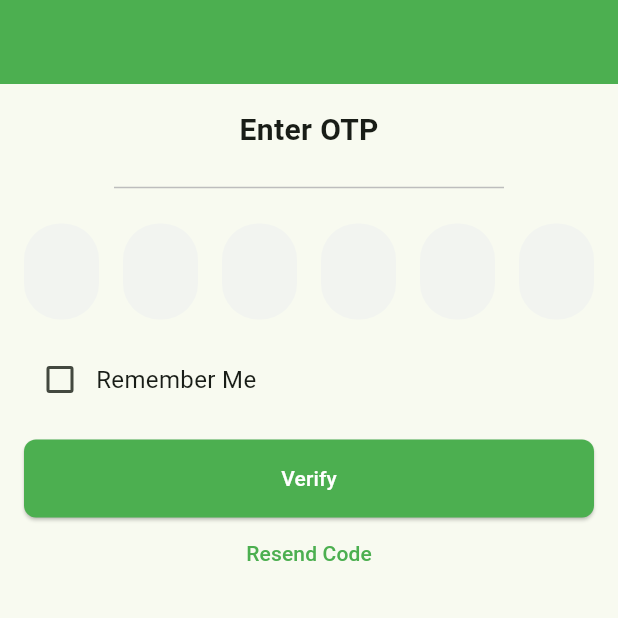
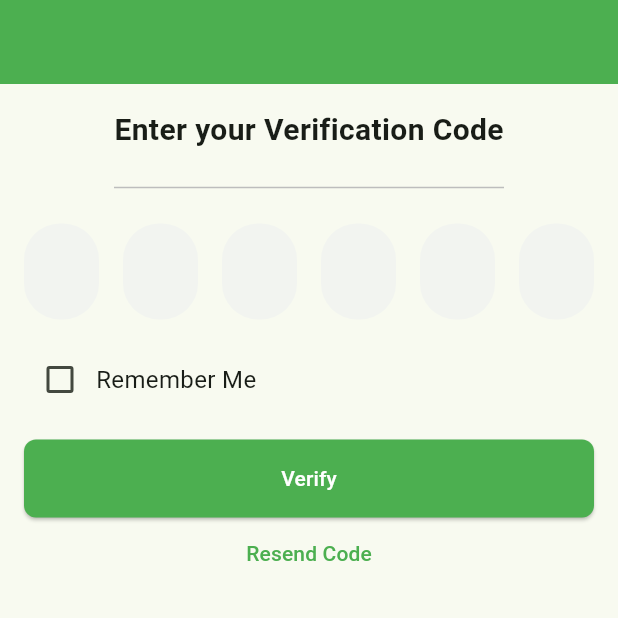
Before and after one commit to ahmedtohamy1/PulseHub, a Flutter app: the VerifyOtpScreen screen opened by its route, on a phone screen of 412 x 824 dp, the top half of it. Run offline on Flutter 3.47's test engine with Material 3 defaults, Android fonts, the phone set to English and light mode, and no system bars; drawn by our look-alikes of pinput; our stand-ins replace bloc, csv, dio, equatable, fl_chart, flutter_bloc and 14 more; missing offline and left inert: wolt_modal_sheet; accounts and stored records are empty.

Commit message:
refactor: refactor otp text

```diff
--- a/lib/features/auth/ui/screens/otp_screen.dart
+++ b/lib/features/auth/ui/screens/otp_screen.dart
@@ -35,7 +35,7 @@ class _VerifyOtpScreenState extends State<VerifyOtpScreen> {
           children: [
             const Center(
               child: Text(
-                "Enter OTP",
+                "Enter your Verification Code",
                 style: TextStyle(
                   fontSize: 20,
                   fontWeight: FontWeight.bold,
```
